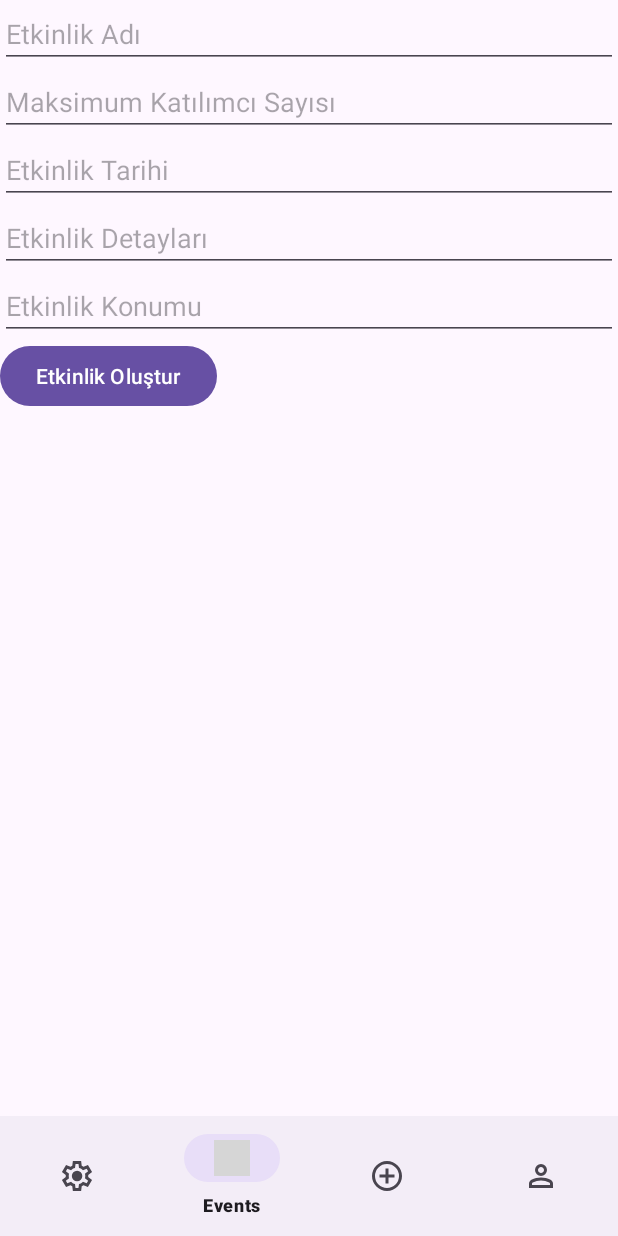
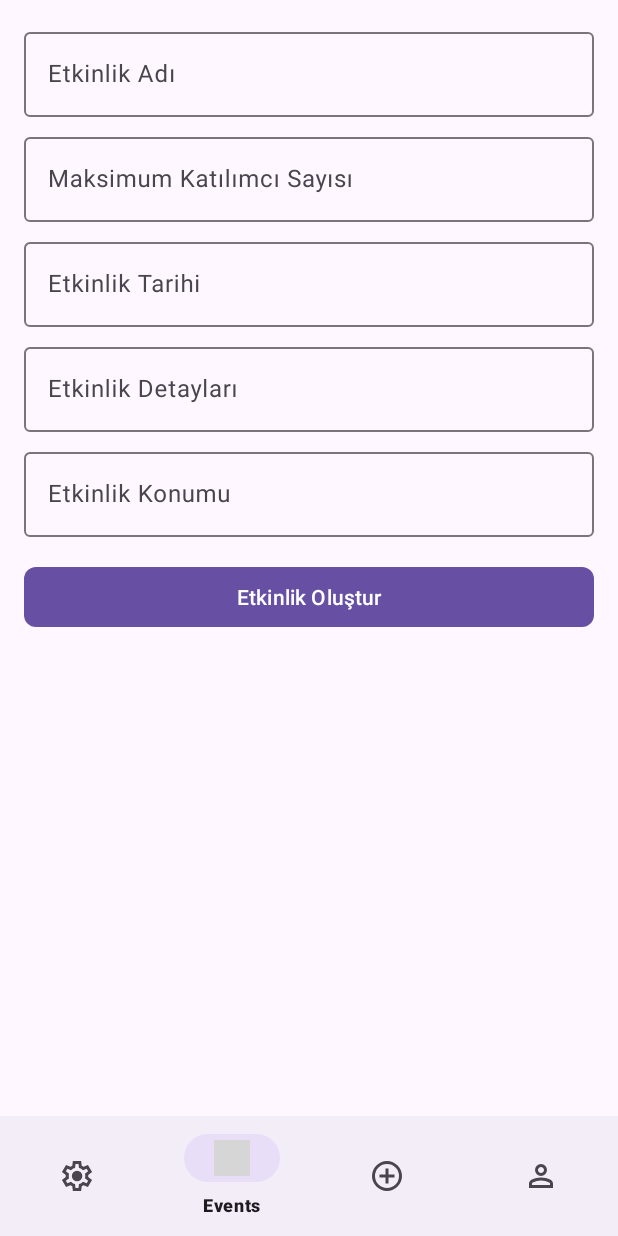
Before and after one commit to HobbyATM/HobbyApp, an Android app: the fragment AddEvent placed in its activity, on a phone screen of 412 x 824 dp. Run offline under Robolectric (Android 15) with nearby library versions, the phone set to English and light mode, and no system bars; our stand-ins replace Firebase (no records; nobody signed in at launch, a user with empty details on screens opened directly); grey boxes are pictures that could not be loaded.

Commit message:
add_event

```diff
--- a/app/src/main/res/layout/fragment_add_event.xml
+++ b/app/src/main/res/layout/fragment_add_event.xml
@@ -1,6 +1,7 @@
 <?xml version="1.0" encoding="utf-8"?>
 <FrameLayout xmlns:android="http://schemas.android.com/apk/res/android"
     xmlns:tools="http://schemas.android.com/tools"
+    xmlns:app="http://schemas.android.com/apk/res-auto"
     android:layout_width="match_parent"
     android:layout_height="match_parent"
     tools:context=".AddEvent">
@@ -8,46 +9,83 @@
     <LinearLayout
         android:layout_width="match_parent"
         android:layout_height="match_parent"
-        android:orientation="vertical">
+        android:orientation="vertical"
+        android:padding="16dp"
+        android:gravity="center_horizontal">
 
-        <EditText
-            android:id="@+id/eventName"
+        <com.google.android.material.textfield.TextInputLayout
             android:layout_width="match_parent"
             android:layout_height="wrap_content"
-            android:hint="Etkinlik Adı"/>
+            android:hint="Etkinlik Adı"
+            app:endIconMode="clear_text">
 
-        <EditText
-            android:id="@+id/maxParticipants"
+            <com.google.android.material.textfield.TextInputEditText
+                android:id="@+id/eventName"
+                android:layout_width="match_parent"
+                android:layout_height="wrap_content"/>
+        </com.google.android.material.textfield.TextInputLayout>
+
+        <com.google.android.material.textfield.TextInputLayout
             android:layout_width="match_parent"
             android:layout_height="wrap_content"
             android:hint="Maksimum Katılımcı Sayısı"
-            android:inputType="number"/>
+            app:endIconMode="clear_text"
+            android:layout_marginTop="8dp">
 
-        <EditText
-            android:id="@+id/eventDateEditText"
+            <com.google.android.material.textfield.TextInputEditText
+                android:id="@+id/maxParticipants"
+                android:layout_width="match_parent"
+                android:layout_height="wrap_content"
+                android:inputType="number"/>
+        </com.google.android.material.textfield.TextInputLayout>
+
+        <com.google.android.material.textfield.TextInputLayout
             android:layout_width="match_parent"
             android:layout_height="wrap_content"
             android:hint="Etkinlik Tarihi"
-            android:focusable="false"
-            android:clickable="true"/>
+            android:layout_marginTop="8dp">
 
-        <EditText
-            android:id="@+id/eventDetails"
+            <com.google.android.material.textfield.TextInputEditText
+                android:id="@+id/eventDateEditText"
+                android:layout_width="match_parent"
+                android:layout_height="wrap_content"
+                android:focusable="false"
+                android:clickable="true"/>
+        </com.google.android.material.textfield.TextInputLayout>
+
+        <com.google.android.material.textfield.TextInputLayout
             android:layout_width="match_parent"
             android:layout_height="wrap_content"
-            android:hint="Etkinlik Detayları"/>
+            android:hint="Etkinlik Detayları"
+            app:endIconMode="clear_text"
+            android:layout_marginTop="8dp">
 
-        <EditText
-            android:id="@+id/eventLocation"
+            <com.google.android.material.textfield.TextInputEditText
+                android:id="@+id/eventDetails"
+                android:layout_width="match_parent"
+                android:layout_height="wrap_content"/>
+        </com.google.android.material.textfield.TextInputLayout>
+
+        <com.google.android.material.textfield.TextInputLayout
             android:layout_width="match_parent"
             android:layout_height="wrap_content"
-            android:hint="Etkinlik Konumu"/>
+            android:hint="Etkinlik Konumu"
+            app:endIconMode="clear_text"
+            android:layout_marginTop="8dp">
 
-        <Button
+            <com.google.android.material.textfield.TextInputEditText
+                android:id="@+id/eventLocation"
+                android:layout_width="match_parent"
+                android:layout_height="wrap_content"/>
+        </com.google.android.material.textfield.TextInputLayout>
+
+        <com.google.android.material.button.MaterialButton
             android:id="@+id/createEventButton"
-            android:layout_width="wrap_content"
+            android:layout_width="match_parent"
             android:layout_height="wrap_content"
-            android:text="Etkinlik Oluştur"/>
-
+            android:layout_marginTop="16dp"
+            android:text="Etkinlik Oluştur"
+            app:cornerRadius="8dp"
+            android:textColor="@android:color/white"/>
     </LinearLayout>
 </FrameLayout>
```
